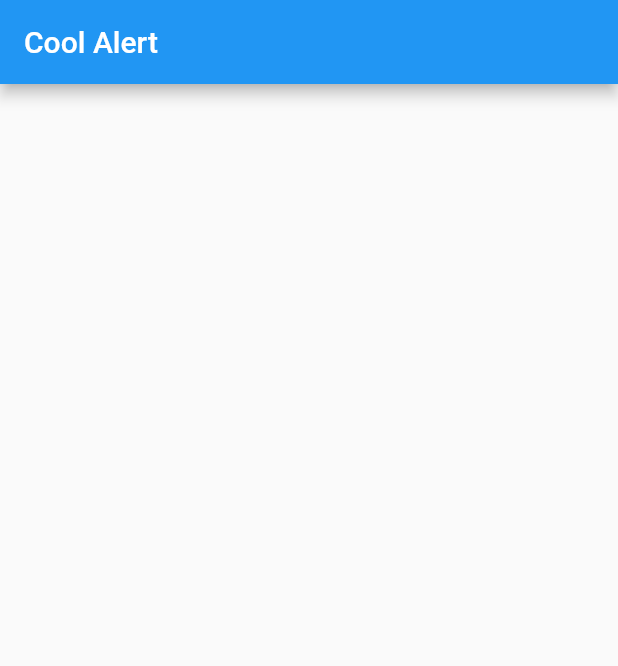
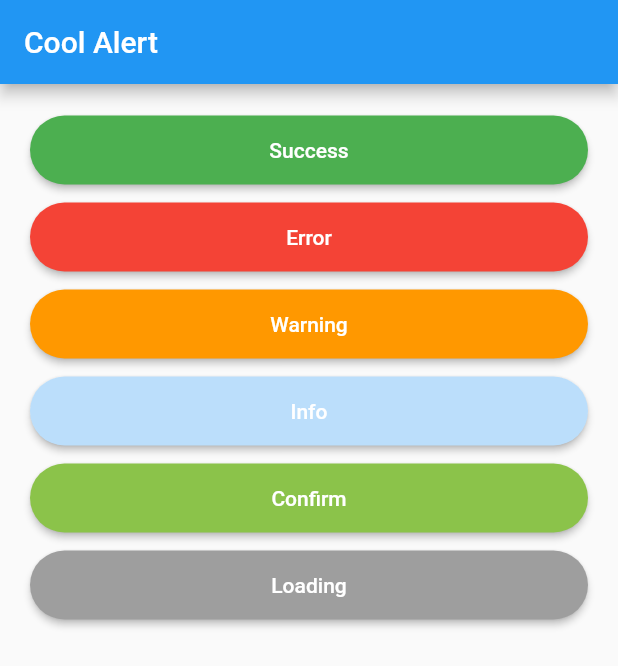
Before and after one commit to emrade/flutter_cool_alert, a Flutter app: the screen it shows after launch, on a phone screen of 412 x 824 dp. Shown: the top 666 px of the screen. Run offline on Flutter 3.47's test engine with Material 2 defaults, Android fonts, the phone set to English and light mode, and no system bars; our stand-ins replace flare_flutter.

```diff
--- a/example/lib/main.dart
+++ b/example/lib/main.dart
@@ -1,3 +1,4 @@
+import 'package:cool_alert/cool_alert.dart';
 import 'package:flutter/material.dart';
 
 void main() => runApp(MyApp());
@@ -11,6 +12,7 @@ class MyApp extends StatelessWidget {
         primarySwatch: Colors.blue,
       ),
       home: MyHomePage(title: 'Cool Alert'),
+      debugShowCheckedModeBanner: false,
     );
   }
 }
@@ -27,15 +29,120 @@ class MyHomePage extends StatefulWidget {
 class _MyHomePageState extends State<MyHomePage> {
   @override
   Widget build(BuildContext context) {
+    final successAlert = _buildButton(
+      onTap: () {
+        CoolAlert.show(
+          context: context,
+          type: CoolAlertType.success,
+          text: "Transaction completed successfully!",
+        );
+      },
+      text: "Success",
+      color: Colors.green,
+    );
+
+    final errorAlert = _buildButton(
+      onTap: () {
+        CoolAlert.show(
+          context: context,
+          type: CoolAlertType.error,
+          title: "Oops...",
+          text: "Sorry, something went wrong",
+        );
+      },
+      text: "Error",
+      color: Colors.red,
+    );
+
+    final warningAlert = _buildButton(
+      onTap: () {
+        CoolAlert.show(
+          context: context,
+          type: CoolAlertType.warning,
+          text: "You just broke protocol",
+        );
+      },
+      text: "Warning",
+      color: Colors.orange,
+    );
+
+    final infoAlert = _buildButton(
+      onTap: () {
+        CoolAlert.show(
+          context: context,
+          type: CoolAlertType.info,
+          text: "Buy two, get one free",
+        );
+      },
+      text: "Info",
+      color: Colors.blue[100],
+    );
+
+    final confirmAlert = _buildButton(
+      onTap: () {
+        CoolAlert.show(
+          context: context,
+          type: CoolAlertType.confirm,
+          text: "Do you want to logout",
+          confirmBtnText: "Yes",
+          cancelBtnText: "No",
+          confirmBtnColor: Colors.green
+        );
+      },
+      text: "Confirm",
+      color: Colors.lightGreen,
+    );
+
+    final loadingAlert = _buildButton(
+      onTap: () {
+        CoolAlert.show(
+          context: context,
+          type: CoolAlertType.loading,
+        );
+      },
+      text: "Loading",
+      color: Colors.grey,
+    );
+
     return Scaffold(
       appBar: AppBar(
         title: Text(widget.title),
       ),
-      body: Column(
-        mainAxisAlignment: MainAxisAlignment.center,
-        children: <Widget>[
+      body: SingleChildScrollView(
+        padding: EdgeInsets.all(20.0),
+        child: Column(
+          mainAxisAlignment: MainAxisAlignment.center,
+          children: <Widget>[
+            successAlert,
+            errorAlert,
+            warningAlert,
+            infoAlert,
+            confirmAlert,
+            loadingAlert,
+          ],
+        ),
+      ),
+    );
+  }
 
-        ],
+  Widget _buildButton({VoidCallback onTap, String text, Color color}) {
+    return Padding(
+      padding: const EdgeInsets.only(bottom: 10.0),
+      child: MaterialButton(
+        color: color,
+        minWidth: double.infinity,
+        shape:
+            RoundedRectangleBorder(borderRadius: BorderRadius.circular(30.0)),
+        onPressed: onTap,
+        child: Padding(
+          padding: const EdgeInsets.symmetric(vertical: 15.0),
+          child: Text(
+            text,
+            style: TextStyle(
+              color: Colors.white,
+            ),
+          ),
+        ),
       ),
     );
   }
```
Also changed, not shown: 1 other file.
